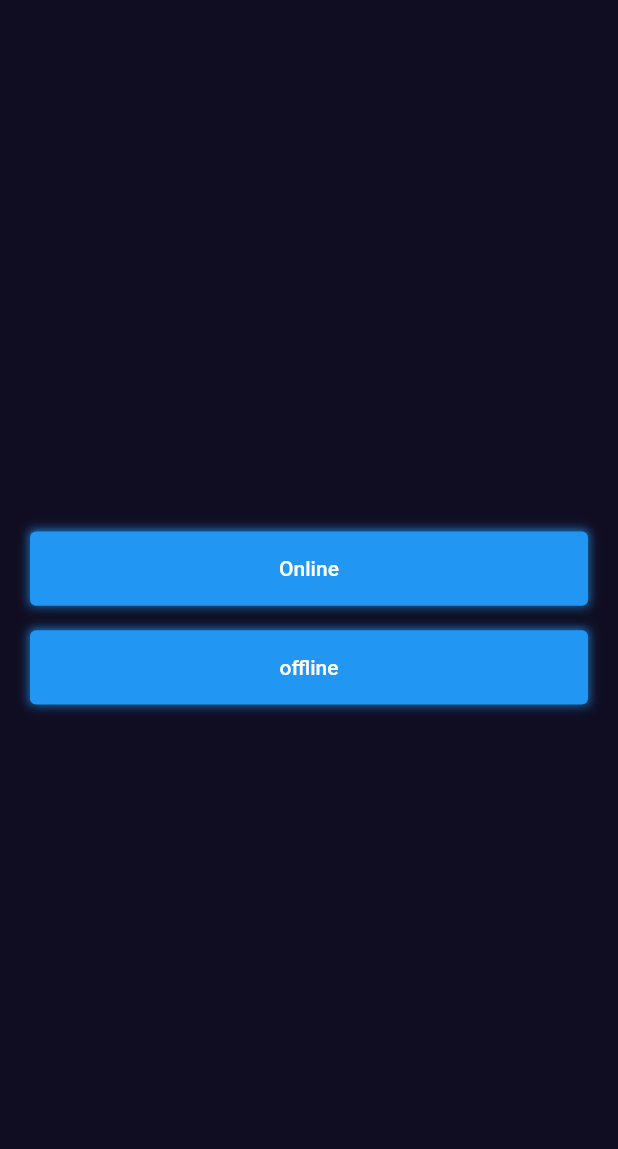
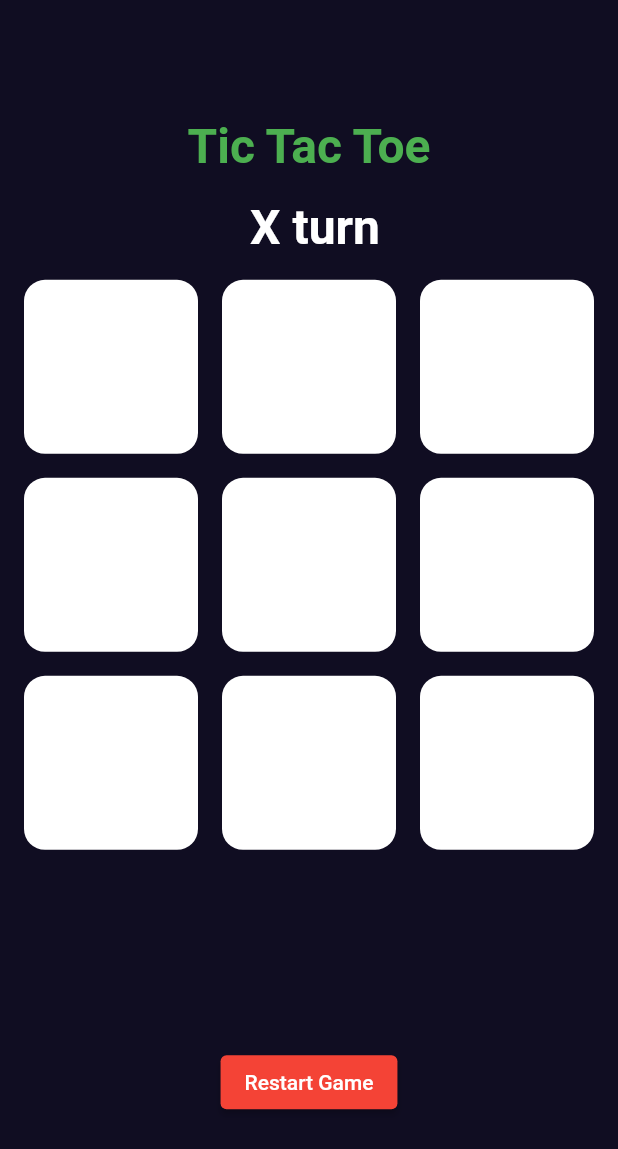
Before and after one commit to ThisIsAnshMalik/tic_tac_toe_2023, a Flutter app: the screen it shows after launch, after a tap on "offline", on a phone screen of 412 x 824 dp. Shown: the top 1149 px of the screen. Run offline on Flutter 3.47's test engine with Material 2 defaults, Android fonts, the phone set to English and light mode, and no system bars; our stand-ins replace firebase_core, fluttertoast, get; accounts and stored records are empty.

Commit message:
offline game completeted

```diff
--- a/lib/res/routes/routes.dart
+++ b/lib/res/routes/routes.dart
@@ -1,19 +1,19 @@
 import 'package:get/get.dart';
 import 'package:tic_tac_toe_2023/res/routes/routes_name.dart';
+import 'package:tic_tac_toe_2023/view/Offline_Game/offline_game/screen/offline_game_screen.dart';
 import 'package:tic_tac_toe_2023/view/home/screen/home_screen.dart';
-import 'package:tic_tac_toe_2023/view/splash/screen/splash_screen.dart';
 
 class AppRoutes {
   static appRoutes() => [
-        GetPage(
-            name: RouteName.splashScreen,
-            page: (() => SplashScreen()),
-            transition: Transition.leftToRightWithFade,
-            transitionDuration: const Duration(milliseconds: 250)),
         GetPage(
             name: RouteName.homeView,
             page: (() => const HomeScreen()),
             transition: Transition.leftToRightWithFade,
             transitionDuration: const Duration(milliseconds: 250)),
+        GetPage(
+            name: RouteName.offlineGameView,
+            page: (() => const OfflineGameScreen()),
+            transition: Transition.leftToRightWithFade,
+            transitionDuration: const Duration(milliseconds: 250)),
       ];
 }
--- a/lib/res/routes/routes_name.dart
+++ b/lib/res/routes/routes_name.dart
@@ -1,7 +1,8 @@
 class RouteName {
   //  used for declaring initial route in getX
-  static const String splashScreen = '/';
+  static const String homeView = '/';
 
   // other routes are declared as below
-  static const String homeView = '/home_view';
+
+  static const String offlineGameView = '/offline_game_view';
 }
--- /dev/null
+++ b/lib/view/Offline_Game/offline_game/controller/offline_game_controller.dart
@@ -0,0 +1,23 @@
+import 'package:get/get.dart';
+
+class OfflineGameController extends GetxController {
+  RxString playerX = "X".obs;
+  RxString playerY = "O".obs;
+  RxString currentPlayer = "".obs;
+  RxBool gameEnd = false.obs;
+  RxList<String> occupied = ["", "", "", "", "", "", "", "", ""].obs;
+
+  void startGame() {
+    currentPlayer.value = playerX.value;
+    gameEnd.value = false;
+    occupied.value = ["", "", "", "", "", "", "", "", ""];
+  }
+
+  changeTurn() {
+    if (currentPlayer == playerX) {
+      currentPlayer = playerY;
+    } else {
+      currentPlayer = playerX;
+    }
+  }
+}
--- /dev/null
+++ b/lib/view/Offline_Game/offline_game/screen/offline_game_screen.dart
@@ -0,0 +1,43 @@
+import 'package:flutter/material.dart';
+import 'package:get/get.dart';
+import 'package:tic_tac_toe_2023/res/Colors/app_colors.dart';
+import 'package:tic_tac_toe_2023/view/Offline_Game/offline_game/controller/offline_game_controller.dart';
+import 'package:tic_tac_toe_2023/view/Offline_Game/offline_game/widgets/game_continer.dart';
+import 'package:tic_tac_toe_2023/view/Offline_Game/offline_game/widgets/heading_text.dart';
+import 'package:tic_tac_toe_2023/view/Offline_Game/offline_game/widgets/restart_button.dart';
+
+class OfflineGameScreen extends StatefulWidget {
+  const OfflineGameScreen({Key? key}) : super(key: key);
+
+  @override
+  State<OfflineGameScreen> createState() => _OfflineGameScreenState();
+}
+
+class _OfflineGameScreenState extends State<OfflineGameScreen> {
+  final offlineGameController = Get.put(OfflineGameController());
+
+  @override
+  void initState() {
+    offlineGameController.startGame();
+    super.initState();
+  }
+
+  @override
+  Widget build(BuildContext context) {
+    return Scaffold(
+      body: Center(
+        child: Column(
+          mainAxisAlignment: MainAxisAlignment.center,
+          children: [
+            HeadingText(),
+            GameContainer(),
+            SizedBox(
+              height: Get.height * 0.02,
+            ),
+            RestartButton(),
+          ],
+        ),
+      ),
+    );
+  }
+}
--- /dev/null
+++ b/lib/view/Offline_Game/offline_game/widgets/game_continer.dart
@@ -0,0 +1,116 @@
+import 'package:flutter/material.dart';
+import 'package:get/get.dart';
+import 'package:tic_tac_toe_2023/res/Colors/app_colors.dart';
+import 'package:tic_tac_toe_2023/utils/utils.dart';
+import 'package:tic_tac_toe_2023/view/Offline_Game/offline_game/controller/offline_game_controller.dart';
+
+class GameContainer extends StatelessWidget {
+  GameContainer({Key? key}) : super(key: key);
+  final offlineGameController = Get.put(OfflineGameController());
+
+  @override
+  Widget build(BuildContext context) {
+    return Container(
+      height: Get.height * 0.6,
+      width: Get.width * 2,
+      margin: const EdgeInsets.all(8),
+      child: GridView.builder(
+          gridDelegate: const SliverGridDelegateWithFixedCrossAxisCount(
+              crossAxisCount: 3),
+          itemCount: 9,
+          itemBuilder: (context, int index) {
+            return _box(index);
+          }),
+    );
+  }
+
+  Widget _box(int index) {
+    return Obx(() {
+      return InkWell(
+        onTap: () {
+          //on click of box
+          if (offlineGameController.gameEnd.value ||
+              offlineGameController.occupied[index].isNotEmpty) {
+            //Return if game already ended or box already clicked
+            return;
+          } else {
+            offlineGameController.occupied[index] =
+                offlineGameController.currentPlayer.value;
+            offlineGameController.changeTurn();
+            checkForWinner();
+            checkForDraw();
+          }
+        },
+        child: Container(
+          decoration: BoxDecoration(
+              color: offlineGameController.occupied[index].isEmpty
+                  ? AppColor.wightColor
+                  : offlineGameController.occupied[index] ==
+                          offlineGameController.playerX.value
+                      ? Colors.red
+                      : Colors.green,
+              border: Border.all(color: Colors.transparent),
+              borderRadius: BorderRadius.circular(14)),
+          margin: const EdgeInsets.all(8),
+          child: Obx(() {
+            return Center(
+              child: Text(
+                offlineGameController.occupied[index],
+                style: const TextStyle(fontSize: 50),
+              ),
+            );
+          }),
+        ),
+      );
+    });
+  }
+
+  checkForWinner() {
+    //Define winning positions
+    List<List<int>> winningList = [
+      [0, 1, 2],
+      [3, 4, 5],
+      [6, 7, 8],
+      [0, 3, 6],
+      [1, 4, 7],
+      [2, 5, 8],
+      [0, 4, 8],
+      [2, 4, 6],
+    ];
+
+    for (var winningPos in winningList) {
+      String playerPosition0 = offlineGameController.occupied[winningPos[0]];
+      String playerPosition1 = offlineGameController.occupied[winningPos[1]];
+      String playerPosition2 = offlineGameController.occupied[winningPos[2]];
+
+      if (playerPosition0.isNotEmpty) {
+        if (playerPosition0 == playerPosition1 &&
+            playerPosition0 == playerPosition2) {
+          //all equal means player won
+          showGameOverMessage("Player $playerPosition0 Won");
+          offlineGameController.gameEnd.value = true;
+          return;
+        }
+      }
+    }
+  }
+
+  checkForDraw() {
+    if (offlineGameController.gameEnd.value) {
+      return;
+    }
+    bool draw = true;
+    for (var occupiedPlayer in offlineGameController.occupied) {
+      if (occupiedPlayer.isEmpty) {
+        //at least one is empty not all are filled
+        draw = false;
+      }
+    }
+    if (draw) {
+      showGameOverMessage("Draw");
+      offlineGameController.gameEnd.value = true;
+    }
+  }
+
+  showGameOverMessage(String message) {}
+}
--- /dev/null
+++ b/lib/view/Offline_Game/offline_game/widgets/heading_text.dart
@@ -0,0 +1,39 @@
+import 'package:flutter/material.dart';
+import 'package:get/get.dart';
+
+import '../../../../res/Colors/app_colors.dart';
+import '../controller/offline_game_controller.dart';
+
+class HeadingText extends StatelessWidget {
+  HeadingText({Key? key}) : super(key: key);
+  final offlineGameController = Get.put(OfflineGameController());
+
+  @override
+  Widget build(BuildContext context) {
+    return Column(
+      children: [
+        const Text(
+          "Tic Tac Toe",
+          style: TextStyle(
+            color: AppColor.greenColor,
+            fontSize: 32,
+            fontWeight: FontWeight.bold,
+          ),
+        ),
+        const SizedBox(
+          height: 16,
+        ),
+        Obx((() {
+          return Text(
+            " ${offlineGameController.currentPlayer} turn",
+            style: const TextStyle(
+              color: AppColor.wightColor,
+              fontSize: 32,
+              fontWeight: FontWeight.bold,
+            ),
+          );
+        }))
+      ],
+    );
+  }
+}
--- /dev/null
+++ b/lib/view/Offline_Game/offline_game/widgets/restart_button.dart
@@ -0,0 +1,18 @@
+import 'package:flutter/material.dart';
+import 'package:get/get.dart';
+import 'package:tic_tac_toe_2023/view/Offline_Game/offline_game/controller/offline_game_controller.dart';
+
+class RestartButton extends StatelessWidget {
+  RestartButton({Key? key}) : super(key: key);
+  final offlineGameController = Get.put(OfflineGameController());
+
+  @override
+  Widget build(BuildContext context) {
+    return ElevatedButton(
+        style: ElevatedButton.styleFrom(backgroundColor: Colors.red),
+        onPressed: () {
+          offlineGameController.startGame();
+        },
+        child: const Text("Restart Game"));
+  }
+}
--- a/lib/view/home/screen/home_screen.dart
+++ b/lib/view/home/screen/home_screen.dart
@@ -1,8 +1,9 @@
 import 'package:flutter/material.dart';
+import 'package:get/get.dart';
 import 'package:tic_tac_toe_2023/res/components/custom_button.dart';
+import 'package:tic_tac_toe_2023/res/routes/routes_name.dart';
 
 class HomeScreen extends StatefulWidget {
-  static String routeName = "/home-screen";
   const HomeScreen({Key? key}) : super(key: key);
 
   @override
@@ -22,7 +23,11 @@ class _HomeScreenState extends State<HomeScreen> {
             SizedBox(
               height: MediaQuery.of(context).size.height * 0.02,
             ),
-            CustomButton(ontap: () {}, buttonText: "offline")
+            CustomButton(
+                ontap: () {
+                  Get.toNamed(RouteName.offlineGameView);
+                },
+                buttonText: "offline")
           ],
         ),
       ),
--- a/lib/view/splash/controller/splash_controller.dart
+++ /dev/null
@@ -1,13 +0,0 @@
-import 'dart:async';
-
-import 'package:get/get.dart';
-import 'package:tic_tac_toe_2023/res/routes/routes.dart';
-import 'package:tic_tac_toe_2023/res/routes/routes_name.dart';
-
-class SplashController extends GetxController {
-  SplashController() {
-    Timer.periodic(Duration(seconds: 3), (timer) {
-      Get.toNamed(RouteName.homeView);
-    });
-  }
-}
--- a/lib/view/splash/screen/splash_screen.dart
+++ /dev/null
@@ -1,21 +0,0 @@
-import 'package:flutter/material.dart';
-import 'package:get/get.dart';
-import 'package:tic_tac_toe_2023/res/Colors/app_colors.dart';
-import 'package:tic_tac_toe_2023/view/splash/controller/splash_controller.dart';
-
-class SplashScreen extends StatelessWidget {
-  SplashScreen({Key? key}) : super(key: key);
-
-  final splashController = Get.put(SplashController());
-  @override
-  Widget build(BuildContext context) {
-    return const Scaffold(
-      backgroundColor: AppColor.primaryColor,
-      body: Center(
-        child: CircularProgressIndicator(
-          color: AppColor.wightColor,
-        ),
-      ),
-    );
-  }
-}
```
